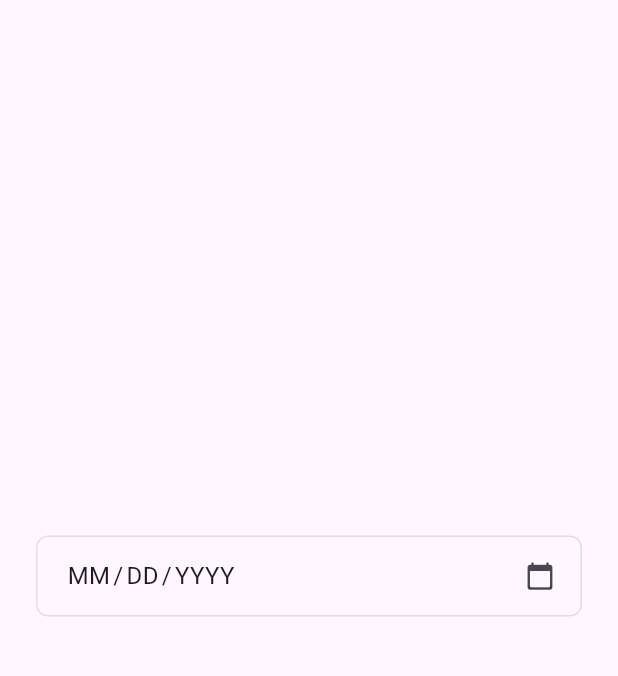
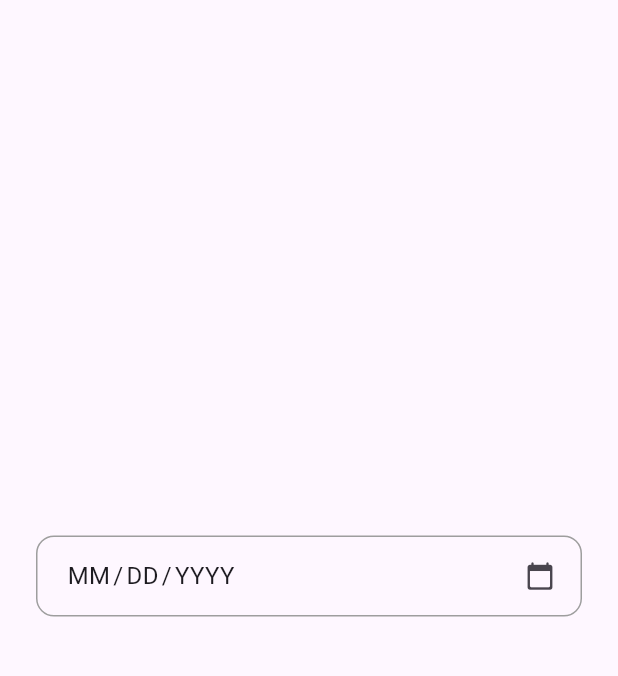
Before and after one commit to l9kk/birth_picker, a Flutter app: the screen it shows after launch, on a phone screen of 412 x 824 dp, the part 84-760 px from its top. Run offline on Flutter 3.47's test engine with Material 3 defaults, Android fonts, the phone set to English and light mode, and no system bars.

Commit message:
feat: decorationBuilder added.

```diff
--- a/example/lib/main.dart
+++ b/example/lib/main.dart
@@ -46,7 +46,18 @@ class _MyHomePageState extends State<MyHomePage> {
           mainAxisAlignment: MainAxisAlignment.center,
           children: <Widget>[
             BirthPicker(
-              onChanged: (DateTime? dateTime) {},
+              decorationBuilder: (bool isFocused) {
+                return BoxDecoration(
+                  border: Border.all(
+                    color: isFocused ? Colors.blue : Colors.grey,
+                    width: isFocused ? 2.0 : 1.0,
+                  ),
+                  borderRadius: BorderRadius.circular(12),
+                );
+              },
+              onChanged: (DateTime? dateTime) {
+                print('$dateTime');
+              },
             ),
           ],
         ),
--- a/lib/birth_picker.dart
+++ b/lib/birth_picker.dart
@@ -7,8 +7,9 @@ import 'package:birth_picker/birth_picker_util.dart';
 export 'package:intl/date_symbol_data_local.dart';
 
 class BirthPicker extends StatefulWidget {
-  /// Decoration for the widget container (e.g., border, background)
-  final BoxDecoration? decoration;
+  /// Builder function for the widget container decoration
+  /// Receives a boolean parameter indicating focus state
+  final BoxDecoration? Function(bool isFocused)? decorationBuilder;
 
   /// Padding for the entire widget
   final EdgeInsets? padding;
@@ -56,7 +57,7 @@ class BirthPicker extends StatefulWidget {
   const BirthPicker({
     super.key,
     this.onChanged,
-    this.decoration,
+    this.decorationBuilder,
     this.padding,
     this.focusColor,
     this.focusPadding,
@@ -301,6 +302,8 @@ class _BirthPickerState extends State<BirthPicker> {
 
   @override
   Widget build(BuildContext context) {
+    final isAnyFieldFocused = focusNodes.values.any((node) => node.hasFocus);
+
     return TapRegion(
       onTapOutside: (_) => keyboardEventFocusNode.unfocus(),
       child: GestureDetector(
@@ -314,7 +317,7 @@ class _BirthPickerState extends State<BirthPicker> {
             }
           },
           child: Container(
-            decoration: widget.decoration ??
+            decoration: widget.decorationBuilder?.call(isAnyFieldFocused) ??
                 BoxDecoration(
                   border: Border.all(
                       color: Theme.of(context).brightness == Brightness.dark
```
